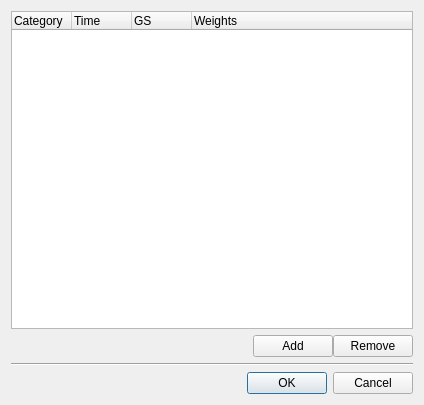
fmuecke/Ipponboard, file base/FightCategoryManagerDlg.ui: the form before one commit.
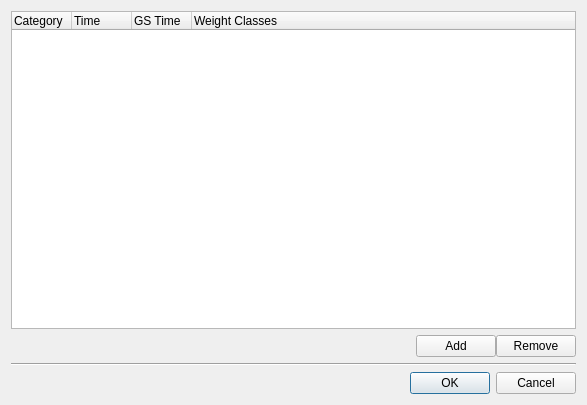
The form after the commit. Icons and pictures are not drawn.

Commit message: refactor: Rename function on_actionManageClasses_triggered to on_actionManageCategories_triggered

```diff
--- a/base/FightCategoryManagerDlg.ui
+++ b/base/FightCategoryManagerDlg.ui
@@ -6,7 +6,7 @@
    <rect>
     <x>0</x>
     <y>0</y>
-    <width>424</width>
+    <width>587</width>
     <height>405</height>
    </rect>
   </property>
@@ -71,7 +71,7 @@
      </column>
      <column>
       <property name="text">
-       <string>GS</string>
+       <string>GS Time</string>
       </property>
       <property name="toolTip">
        <string>Golden Score Time</string>
@@ -82,7 +82,7 @@
      </column>
      <column>
       <property name="text">
-       <string>Weights</string>
+       <string>Weight Classes</string>
       </property>
       <property name="toolTip">
        <string>The weight classes (comma separated)</string>
```
Left out of the diff: 2 changed lines with no effect on the pictures. The commit also changes 6 other files.
